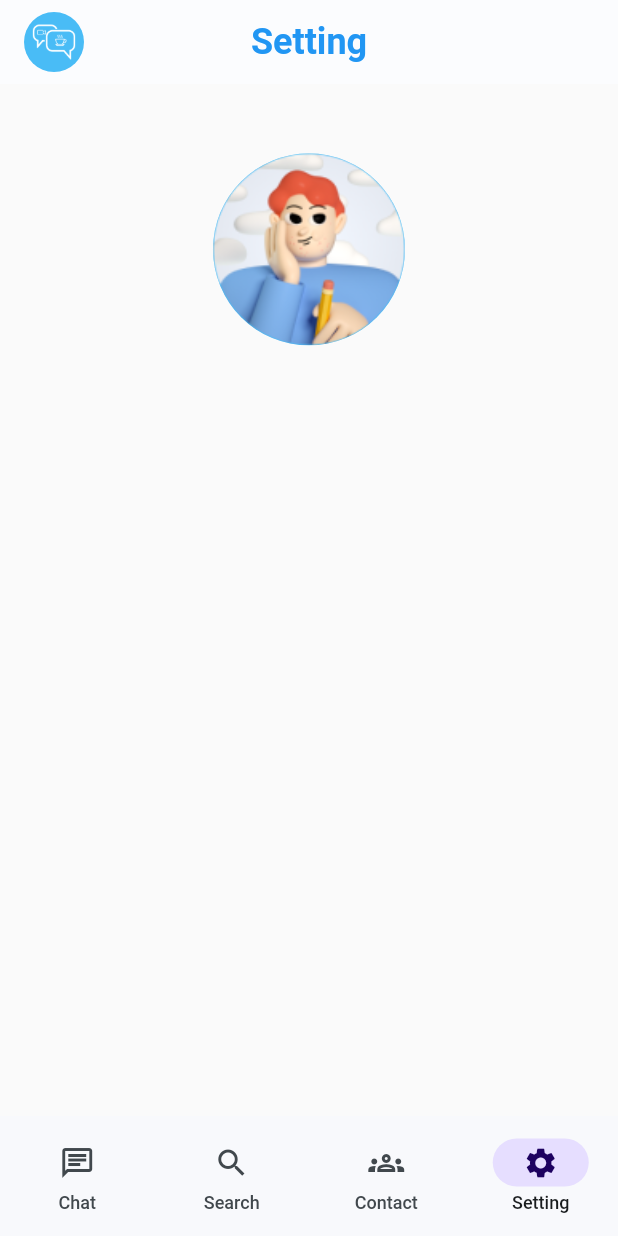
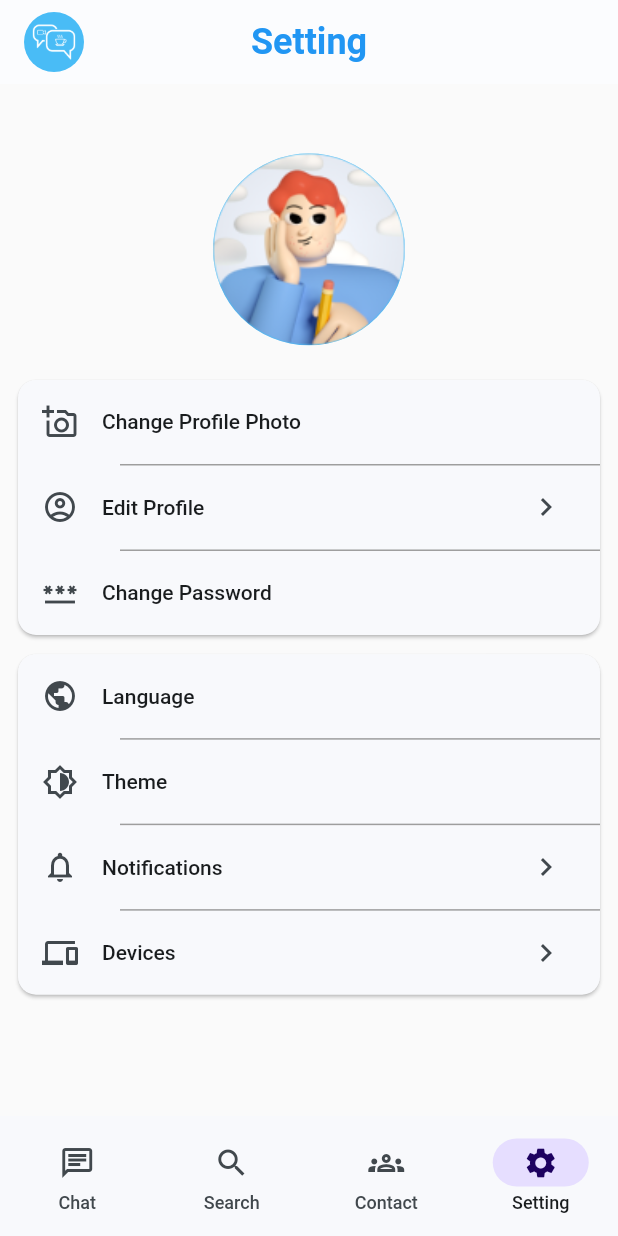
Before and after one commit to quangnhat22/cs_chat_app, a Flutter app: the HomePage screen opened directly, item 4 of the bottom bar chosen, on a phone screen of 412 x 824 dp. Run offline on Flutter 3.47's test engine with Material 2 defaults, Android fonts, the phone set to English and light mode, and no system bars; our stand-ins replace cached_network_image, device_info_plus, dio, equatable, firebase_auth, firebase_core and 8 more; accounts and stored records are empty; generated files the repository leaves out were written again; network calls fail.

Commit message:
update ui settings

```diff
--- /dev/null
+++ b/lib/common/widgets/ink_well/ink_well_dynamic_border.dart
@@ -0,0 +1,48 @@
+import 'package:flutter/material.dart';
+
+class InkWellDynamicBorder extends StatelessWidget {
+  const InkWellDynamicBorder({
+    Key? key,
+    required this.title,
+    this.leading,
+    this.trailing,
+    this.onTap,
+    this.hasTopBorderRadius = false,
+    this.hasBottomBorderRadius = false,
+  }) : super(key: key);
+
+  final String title;
+  final Widget? leading;
+  final Widget? trailing;
+  final VoidCallback? onTap;
+  final bool hasTopBorderRadius;
+  final bool hasBottomBorderRadius;
+
+  Radius _isNeedToTopRadius() {
+    return hasTopBorderRadius ? const Radius.circular(10) : Radius.zero;
+  }
+
+  Radius _isNeedToBottomRadius() {
+    return hasBottomBorderRadius ? const Radius.circular(10) : Radius.zero;
+  }
+
+  @override
+  Widget build(BuildContext context) {
+    return InkWell(
+      customBorder: RoundedRectangleBorder(
+        borderRadius: BorderRadius.only(
+          topLeft: _isNeedToTopRadius(),
+          topRight: _isNeedToTopRadius(),
+          bottomLeft: _isNeedToBottomRadius(),
+          bottomRight: _isNeedToBottomRadius(),
+        ),
+      ),
+      onTap: onTap,
+      child: ListTile(
+        leading: leading,
+        title: Text(title),
+        trailing: trailing,
+      ),
+    );
+  }
+}
--- a/lib/core/langs/app_en.arb
+++ b/lib/core/langs/app_en.arb
@@ -20,5 +20,11 @@
   "chat": "Chat",
   "search": "Search",
   "contact": "Contact",
-  "setting": "Setting"
+  "setting": "Setting",
+  "theme": "Theme",
+  "notifications": "Notifications",
+  "devices": "Devices",
+  "change_profile_photo": "Change Profile Photo",
+  "edit_profile": "Edit Profile",
+  "change_password": "Change Password"
 }
--- a/lib/core/langs/app_vi.arb
+++ b/lib/core/langs/app_vi.arb
@@ -20,5 +20,11 @@
   "chat": "Nhắn tin",
   "search": "Tìm kiếm",
   "contact": "Liên hệ",
-  "setting": "Cài đặt"
+  "setting": "Cài đặt",
+   "theme": "Chủ đề",
+  "notifications": "Thông báo",
+  "devices": "Danh sách thiết bị",
+  "change_profile_photo": "Thay đổi ảnh đại diện",
+  "edit_profile": "Chỉnh sửa thông tin",
+  "change_password": "Thay đổi mật khẩu"
 }
--- /dev/null
+++ b/lib/presentation/setting/setting_main/cubit/setting_main_cubit.dart
@@ -0,0 +1,11 @@
+import 'package:flutter_bloc/flutter_bloc.dart';
+import 'package:freezed_annotation/freezed_annotation.dart';
+import 'package:injectable/injectable.dart';
+
+part 'setting_main_state.dart';
+part 'setting_main_cubit.freezed.dart';
+
+@Injectable()
+class SettingMainCubit extends Cubit<SettingMainState> {
+  SettingMainCubit() : super(const SettingMainState.initial());
+}
--- /dev/null
+++ b/lib/presentation/setting/setting_main/cubit/setting_main_state.dart
@@ -0,0 +1,9 @@
+part of 'setting_main_cubit.dart';
+
+@freezed
+class SettingMainState with _$SettingMainState {
+  const factory SettingMainState.initial({
+    @Default("") String theme,
+    @Default("") String lang,
+  }) = _Initial;
+}
--- a/lib/presentation/setting/setting_main/pages/setting_main_page.dart
+++ b/lib/presentation/setting/setting_main/pages/setting_main_page.dart
@@ -1,5 +1,10 @@
 import 'package:chatapp/common/widgets/stateless/app_bar/m_home_app_bar.dart';
+import 'package:chatapp/core/di/injector.dart';
+import 'package:chatapp/presentation/setting/setting_main/cubit/setting_main_cubit.dart';
+import 'package:chatapp/presentation/setting/setting_main/widgets/device_settings.dart';
+import 'package:chatapp/presentation/setting/setting_main/widgets/profile_settings.dart';
 import 'package:flutter/material.dart';
+import 'package:flutter_bloc/flutter_bloc.dart';
 import 'package:flutter_gen/gen_l10n/app_localizations.dart';
 import 'package:flutter_screenutil/flutter_screenutil.dart';
 
@@ -10,7 +15,10 @@ class SettingMainPage extends StatelessWidget {
 
   @override
   Widget build(BuildContext context) {
-    return const SettingMainView();
+    return BlocProvider(
+      create: (_) => getIt<SettingMainCubit>(),
+      child: const SettingMainView(),
+    );
   }
 }
 
@@ -38,7 +46,11 @@ class SettingMainView extends StatelessWidget {
                 SizedBox(
                   height: 16.h,
                 ),
-                //const ProfileSettings(),
+                const ProfileSetting(),
+                SizedBox(
+                  height: 4.h,
+                ),
+                const DeviceSettings(),
               ],
             ),
           ),
--- /dev/null
+++ b/lib/presentation/setting/setting_main/widgets/device_settings.dart
@@ -0,0 +1,88 @@
+import 'package:chatapp/common/widgets/stateless/divider/divider_space_left.dart';
+import 'package:chatapp/presentation/setting/setting_main/cubit/setting_main_cubit.dart';
+import 'package:flutter/material.dart';
+import 'package:flutter_bloc/flutter_bloc.dart';
+import 'package:flutter_gen/gen_l10n/app_localizations.dart';
+
+import '../../../../common/widgets/ink_well/ink_well_dynamic_border.dart';
+
+class DeviceSettings extends StatelessWidget {
+  const DeviceSettings({Key? key}) : super(key: key);
+
+  Future<void> _onTapLanguageBtn(BuildContext ctx, String currentLang) {
+    // return _showEditDialog(ctx, const EditLanguageView());
+    throw Exception();
+  }
+
+  Future<void> _onTapThemeBtn(BuildContext ctx, String currentTheme) {
+    //return _showEditDialog(ctx, const EditThemeView());
+    throw Exception();
+  }
+
+  Future<void> _showEditDialog(BuildContext ctx, Widget form) {
+    return showDialog(
+      context: ctx,
+      builder: (context) => form,
+    ).then((_) {
+      //ctx.read<SettingCubit>().getValueThemeAndLang();
+    });
+  }
+
+  @override
+  Widget build(BuildContext context) {
+    return BlocBuilder<SettingMainCubit, SettingMainState>(
+      builder: (context, state) {
+        return state.maybeWhen(
+          initial: (theme, lang) {
+            return Card(
+              child: Column(
+                children: <Widget>[
+                  InkWellDynamicBorder(
+                    title: AppLocalizations.of(context)!.language,
+                    leading: const Icon(Icons.public),
+                    trailing: Text(lang),
+                    onTap: () => _onTapLanguageBtn(context, lang),
+                    hasTopBorderRadius: true,
+                    hasBottomBorderRadius: false,
+                  ),
+                  const DividerSpaceLeft(),
+                  InkWellDynamicBorder(
+                    title: AppLocalizations.of(context)!.theme,
+                    leading: const Icon(Icons.brightness_medium_outlined),
+                    trailing: Text(theme),
+                    onTap: () => _onTapThemeBtn(context, theme),
+                    hasTopBorderRadius: false,
+                    hasBottomBorderRadius: false,
+                  ),
+                  const DividerSpaceLeft(),
+                  InkWellDynamicBorder(
+                    title: AppLocalizations.of(context)!.notifications,
+                    leading: const Icon(Icons.notifications_outlined),
+                    trailing: const Icon(Icons.chevron_right),
+                    onTap: () {},
+                    hasTopBorderRadius: false,
+                    hasBottomBorderRadius: false,
+                  ),
+                  const DividerSpaceLeft(),
+                  InkWellDynamicBorder(
+                    title: AppLocalizations.of(context)!.devices,
+                    leading: const Icon(Icons.devices_outlined),
+                    trailing: const Icon(Icons.chevron_right),
+                    onTap: () {},
+                    hasTopBorderRadius: false,
+                    hasBottomBorderRadius: true,
+                  ),
+                ],
+              ),
+            );
+          },
+          orElse: () {
+            return const Center(
+              child: CircularProgressIndicator(),
+            );
+          },
+        );
+      },
+    );
+  }
+}
--- /dev/null
+++ b/lib/presentation/setting/setting_main/widgets/profile_settings.dart
@@ -0,0 +1,43 @@
+import 'package:flutter/material.dart';
+import 'package:flutter_gen/gen_l10n/app_localizations.dart';
+
+import '../../../../common/widgets/ink_well/ink_well_dynamic_border.dart';
+import '../../../../common/widgets/stateless/divider/divider_space_left.dart';
+
+class ProfileSetting extends StatelessWidget {
+  const ProfileSetting({super.key});
+
+  @override
+  Widget build(BuildContext context) {
+    return Card(
+      child: Column(
+        children: <Widget>[
+          InkWellDynamicBorder(
+            title: AppLocalizations.of(context)!.change_profile_photo,
+            leading: const Icon(Icons.add_a_photo_outlined),
+            onTap: () {},
+            hasTopBorderRadius: true,
+            hasBottomBorderRadius: false,
+          ),
+          const DividerSpaceLeft(),
+          InkWellDynamicBorder(
+            title: AppLocalizations.of(context)!.edit_profile,
+            leading: const Icon(Icons.account_circle_outlined),
+            trailing: const Icon(Icons.chevron_right),
+            onTap: () {},
+            hasTopBorderRadius: false,
+            hasBottomBorderRadius: false,
+          ),
+          const DividerSpaceLeft(),
+          InkWellDynamicBorder(
+            title: AppLocalizations.of(context)!.change_password,
+            leading: const Icon(Icons.password_outlined),
+            onTap: () {},
+            hasTopBorderRadius: false,
+            hasBottomBorderRadius: true,
+          ),
+        ],
+      ),
+    );
+  }
+}
```
Also changed, not shown: lib/core/di/injector.config.dart.
